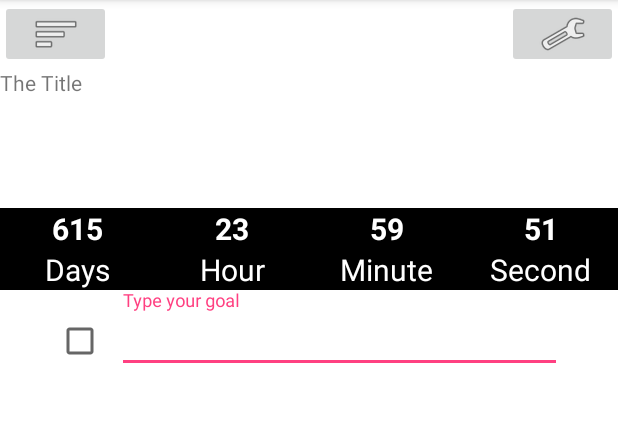
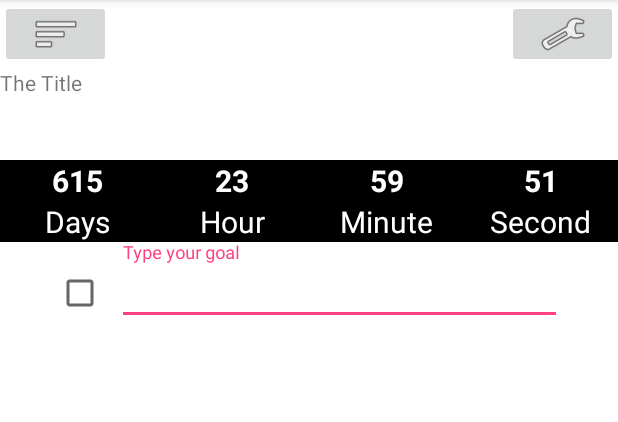
Before and after one commit to Inglam/FinalProject, an Android app: the screen it shows after launch (MainActivity), on a phone screen of 412 x 824 dp, the part 84-506 px from its top. Run offline under Robolectric (Android 15) with nearby library versions, the phone set to English and light mode, and no system bars.

Commit message:
finished newpage

```diff
--- a/app/src/main/AndroidManifest.xml
+++ b/app/src/main/AndroidManifest.xml
@@ -16,6 +16,7 @@
                 <category android:name="android.intent.category.LAUNCHER" />
             </intent-filter>
         </activity>
+        <activity android:name=".SetUpYourGoal"></activity>
     </application>
 
 </manifest>
--- a/app/src/main/res/layout/activity_main.xml
+++ b/app/src/main/res/layout/activity_main.xml
@@ -34,13 +34,14 @@
             android:layout_width="10dp"
             android:layout_height="wrap_content"
             android:layout_weight="1"
+            android:onClick="setnewgoal"
             app:srcCompat="@android:drawable/ic_menu_manage" />
     </LinearLayout>
 
     <TextView
         android:id="@+id/textView4"
         android:layout_width="match_parent"
-        android:layout_height="93dp"
+        android:layout_height="61dp"
         android:text="The Title" />
 
     <LinearLayout
```
Also changed, not shown: app/src/main/java/edu/illinois/cs/cs125/finalproject/MainActivity.java (+7 -3 lines), app/src/main/java/edu/illinois/cs/cs125/finalproject/SetUpYourGoal.java (added, +13 -0 lines), app/src/main/res/layout/activity_set_up_your_goal.xml (added, +9 -0 lines).
